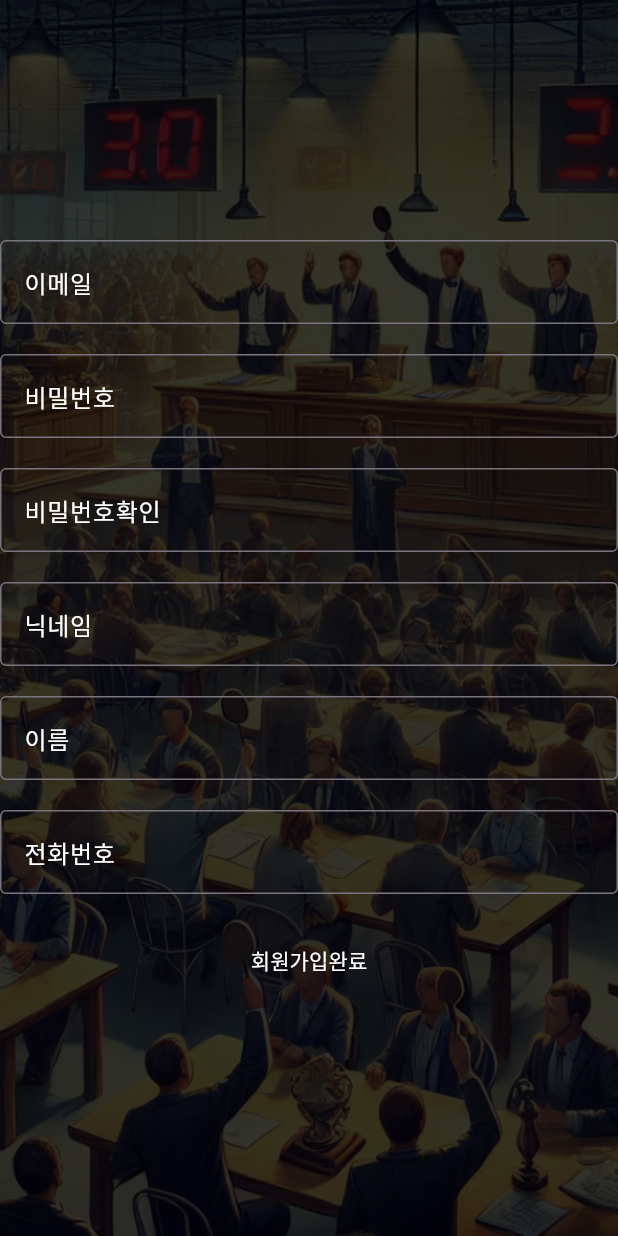
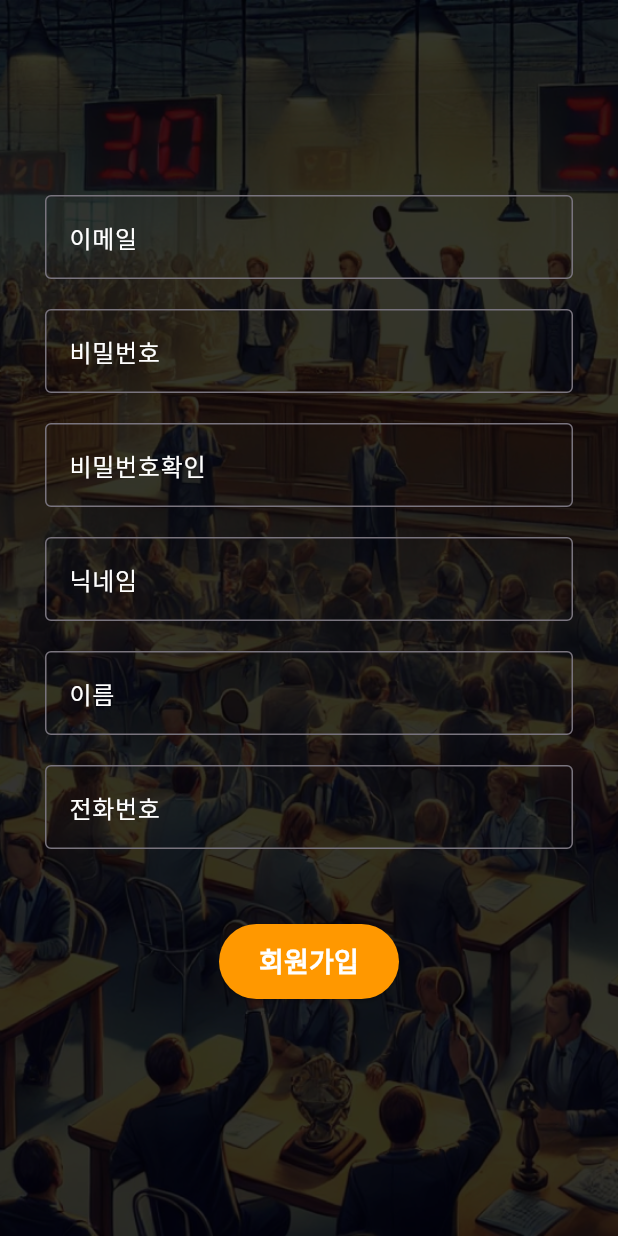
Before and after one commit to hyeonlee717/Auction_Gu_Lee_Flutter, a Flutter app: the screen it shows after launch, after a tap on "회원가입", on a phone screen of 412 x 824 dp. Run offline on Flutter 3.47's test engine with Material 3 defaults, Android fonts, the phone set to English and light mode, and no system bars.

Commit message:
lobbyscreen, signupscreen UI 수정

```diff
--- a/lib/screen/lobbyscreen.dart
+++ b/lib/screen/lobbyscreen.dart
@@ -17,10 +17,13 @@ class LobbyScreen extends StatelessWidget {
               fit: BoxFit.cover,
             ),
           ),
+          child: Padding(
+            padding: const EdgeInsets.all(30),
             child: Center(
               child: Column(
-              mainAxisAlignment: MainAxisAlignment.center,
+                mainAxisAlignment: MainAxisAlignment.start,
                 children: [
+                  const SizedBox(height: 150),
                   TextField(
                     decoration: const InputDecoration(
                       labelText: '이메일',
@@ -45,20 +48,35 @@ class LobbyScreen extends StatelessWidget {
                     style: TextStyle(color: Colors.white),
                     keyboardType: TextInputType.visiblePassword,
                   ),
-                const SizedBox(height: 20),
+                  const SizedBox(height: 50),
                   Row(
                     mainAxisAlignment: MainAxisAlignment.center,
                     children: [
-                    const ElevatedButton(
-                      onPressed: null, // 로그인 로직 추가해야함
-                      child: Text(
-                        '로그인',
-                        style: TextStyle(color: Colors.white),
+                      SizedBox(
+                        width: 120,
+                        height: 50,
+                        child: ElevatedButton(
+                          onPressed: () {},
+                          style: ElevatedButton.styleFrom(
+                            backgroundColor: Colors.orange.shade500,
+                          ),
+                          child: const Text(
+                            ' 로그인 ',
+                            style: TextStyle(
+                              color: Colors.white,
+                              fontWeight: FontWeight.bold,
+                              fontSize: 18,
                             ),
                           ),
-                    ElevatedButton(
+                        ),
+                      ),
+                      const SizedBox(width: 40),
+                      SizedBox(
+                        width: 120,
+                        height: 50,
+                        child: ElevatedButton(
                           style: ElevatedButton.styleFrom(
-                        backgroundColor: Colors.transparent,
+                            backgroundColor: Colors.orange.shade500,
                           ),
                           onPressed: () {
                             Navigator.push(
@@ -70,7 +88,12 @@ class LobbyScreen extends StatelessWidget {
                           },
                           child: const Text(
                             '회원가입',
-                        style: TextStyle(color: Colors.white),
+                            style: TextStyle(
+                              color: Colors.white,
+                              fontWeight: FontWeight.bold,
+                              fontSize: 18,
+                            ),
+                          ),
                         ),
                       ),
                     ],
@@ -80,6 +103,7 @@ class LobbyScreen extends StatelessWidget {
             ),
           ),
         ),
+      ),
     );
   }
 }
--- a/lib/screen/signupscreen.dart
+++ b/lib/screen/signupscreen.dart
@@ -16,10 +16,13 @@ class SignupScreen extends StatelessWidget {
               fit: BoxFit.cover,
             ),
           ),
+          child: Padding(
+            padding: const EdgeInsets.all(30),
             child: Center(
               child: Column(
-              mainAxisAlignment: MainAxisAlignment.center,
+                mainAxisAlignment: MainAxisAlignment.start,
                 children: [
+                  const SizedBox(height: 100),
                   TextField(
                     decoration: const InputDecoration(
                       labelText: '이메일',
@@ -87,12 +90,23 @@ class SignupScreen extends StatelessWidget {
                       FilteringTextInputFormatter.digitsOnly, // 숫자만 입력 가능
                     ],
                   ),
-                const SizedBox(height: 20),
-                const ElevatedButton(
-                  onPressed: null, // 로그인 로직 추가해야함
-                  child: Text(
-                    '회원가입완료',
-                    style: TextStyle(color: Colors.white),
+                  const SizedBox(height: 50),
+                  SizedBox(
+                    width: 120,
+                    height: 50,
+                    child: ElevatedButton(
+                      style: ElevatedButton.styleFrom(
+                        backgroundColor: Colors.orange.shade500,
+                      ),
+                      onPressed: () {}, // 로그인 로직 추가해야함
+                      child: const Text(
+                        '회원가입',
+                        style: TextStyle(
+                          color: Colors.white,
+                          fontWeight: FontWeight.bold,
+                          fontSize: 18,
+                        ),
+                      ),
                     ),
                   ),
                 ],
@@ -100,6 +114,7 @@ class SignupScreen extends StatelessWidget {
             ),
           ),
         ),
+      ),
     );
   }
 }
```
Lines whose indentation alone changed are shown as unchanged.
